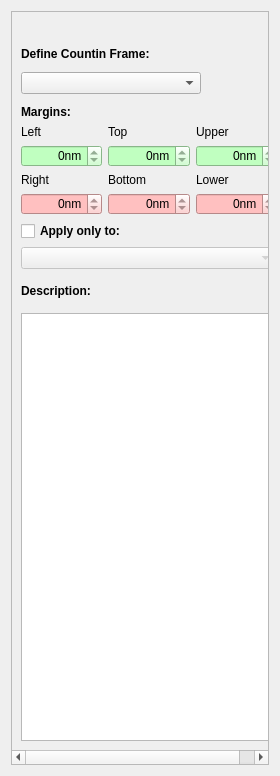
Qt form Plugins/CountingFrame/CountingFramePanel.ui (FelixdelasPozas/EspINA) before a commit.
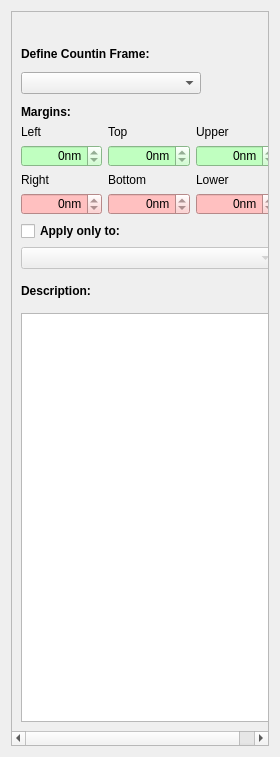
The same form after that commit. Icons and pictures are not drawn. Custom widgets are drawn as their Qt base class.

Commit message: Replace 'region' references to 'frame' in counting frame plugin

```diff
--- a/Plugins/CountingFrame/CountingFramePanel.ui
+++ b/Plugins/CountingFrame/CountingFramePanel.ui
@@ -7,7 +7,7 @@
     <x>0</x>
     <y>0</y>
     <width>280</width>
-    <height>776</height>
+    <height>757</height>
    </rect>
   </property>
   <property name="windowTitle">
@@ -22,10 +22,10 @@
      <widget class="QWidget" name="scrollAreaWidgetContents">
       <property name="geometry">
        <rect>
-        <x>0</x>
+        <x>-22</x>
         <y>0</y>
-        <width>268</width>
-        <height>747</height>
+        <width>282</width>
+        <height>721</height>
        </rect>
       </property>
       <layout class="QVBoxLayout" name="verticalLayout">
```
Left out of the diff: 6 changed lines with no effect on the pictures. The commit also changes 1 other file.
